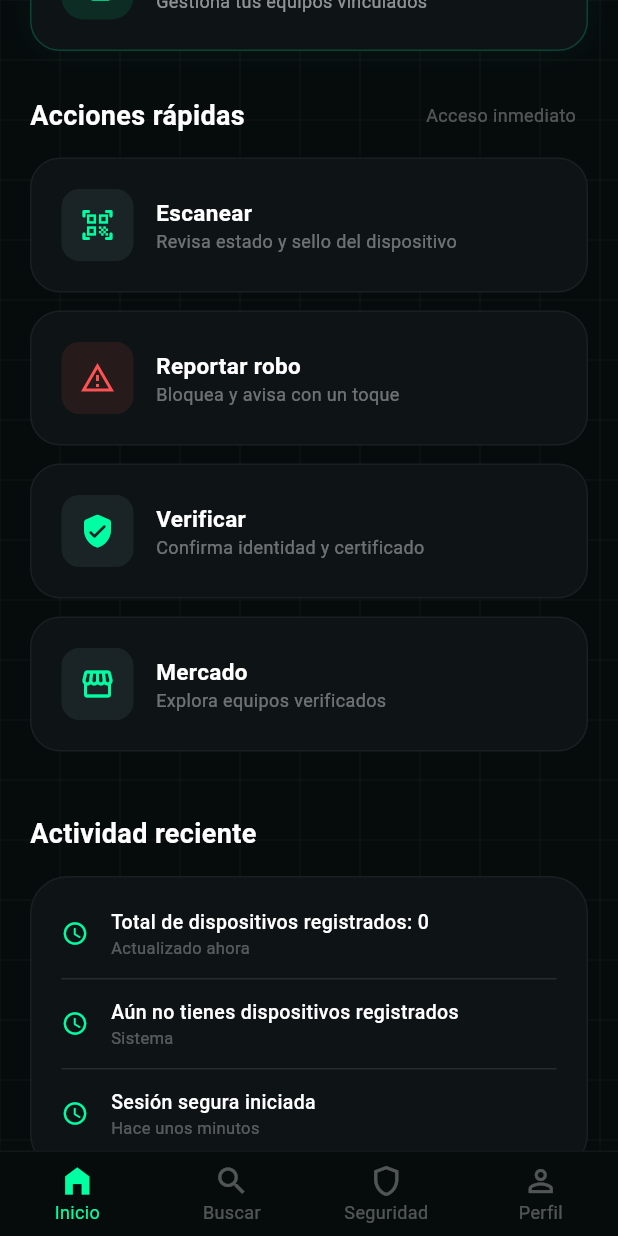
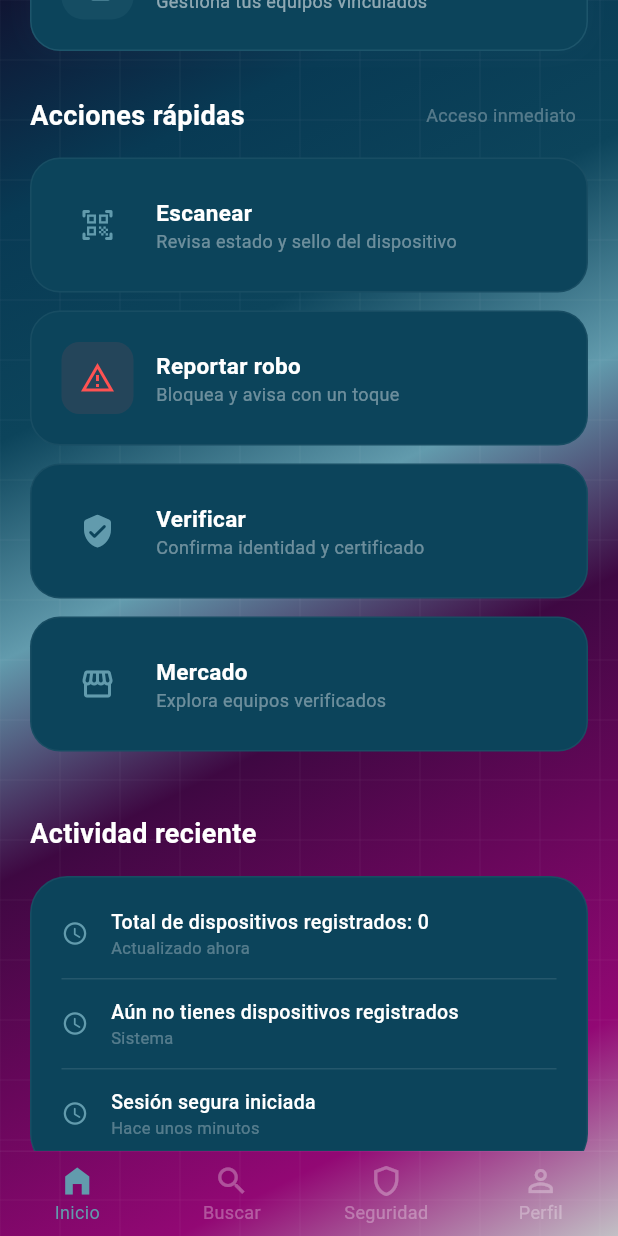
Before and after one commit to maddieflores/MobileLock_Flutter, a Flutter app: the DashboardPage screen opened by its route, scrolled down 576 dp, on a phone screen of 412 x 824 dp. Run offline on Flutter 3.47's test engine with Material 3 defaults, Android fonts, the phone set to English and light mode, and no system bars; our stand-ins replace dio, flutter_secure_storage, image_picker; missing offline and left inert: mobile_scanner; accounts and stored records are empty.

Commit message:
implemntado CU6, 10 Y 12

```diff
--- a/lib/src/pages/Dashboard/dashboard_page.dart
+++ b/lib/src/pages/Dashboard/dashboard_page.dart
@@ -1,6 +1,7 @@
 import 'package:flutter/material.dart';
 import '../../../services/api_service.dart';
 import '../Profile/profile_page.dart';
+import '../../../main.dart';
 
 class DashboardPage extends StatefulWidget {
   const DashboardPage({super.key});
@@ -44,7 +45,7 @@ class _DashboardPageState extends State<DashboardPage> {
   @override
   Widget build(BuildContext context) {
     return Scaffold(
-      backgroundColor: const Color(0xFF060B0C),
+      backgroundColor: Theme.of(context).scaffoldBackgroundColor,
       body: Stack(
         children: [
           Positioned.fill(child: CustomPaint(painter: GridPainter())),
@@ -84,19 +85,19 @@ class _DashboardPageState extends State<DashboardPage> {
                                     Text(
                                       'Bienvenido de nuevo',
                                       style: TextStyle(
-                                        color: Colors.white.withValues(alpha: 0.5),
+                                        color: Theme.of(context).colorScheme.onSurface.withValues(alpha: 0.5),
                                         fontSize: 13,
                                       ),
                                     ),
-                                    const Text(
+                                    Text(
                                       'Mi Panel',
                                       style: TextStyle(
-                                        color: Colors.white,
+                                        color: Theme.of(context).colorScheme.onSurface,
                                         fontSize: 26,
                                         fontWeight: FontWeight.bold,
                                         shadows: [
                                           Shadow(
-                                            color: Color(0xFF00FFA3),
+                                            color: Theme.of(context).colorScheme.primary,
                                             blurRadius: 10,
                                           ),
                                         ],
@@ -104,7 +105,35 @@ class _DashboardPageState extends State<DashboardPage> {
                                     ),
                                   ],
                                 ),
-                                _buildNotificationIcon(),
+                                Row(
+                                  children: [
+                                    ValueListenableBuilder<ThemeMode>(
+                                      valueListenable: themeNotifier,
+                                      builder: (context, currentMode, _) {
+                                        final isDark = currentMode == ThemeMode.dark;
+                                        return GestureDetector(
+                                          onTap: () {
+                                            themeNotifier.value = isDark ? ThemeMode.light : ThemeMode.dark;
+                                          },
+                                          child: Container(
+                                            padding: const EdgeInsets.all(12),
+                                            decoration: BoxDecoration(
+                                              color: Theme.of(context).colorScheme.surface,
+                                              borderRadius: BorderRadius.circular(15),
+                                              border: Border.all(color: Theme.of(context).colorScheme.onSurface.withValues(alpha: 0.05)),
+                                            ),
+                                            child: Icon(
+                                              isDark ? Icons.light_mode : Icons.dark_mode,
+                                              color: Theme.of(context).colorScheme.primary,
+                                            ),
+                                          ),
+                                        );
+                                      },
+                                    ),
+                                    const SizedBox(width: 8),
+                                    _buildNotificationIcon(),
+                                  ],
+                                ),
                               ],
                             ),
                           ),
@@ -112,10 +141,10 @@ class _DashboardPageState extends State<DashboardPage> {
                           const SizedBox(height: 20),
 
                           if (_isLoading)
-                            const Padding(
+                            Padding(
                               padding: EdgeInsets.all(40.0),
                               child: Center(
-                                child: CircularProgressIndicator(color: Color(0xFF00FFA3)),
+                                child: CircularProgressIndicator(color: Theme.of(context).colorScheme.primary),
                               ),
                             )
                           else if (_myDevices.isEmpty)
@@ -170,9 +199,9 @@ class _DashboardPageState extends State<DashboardPage> {
 
                           Container(
                             width: double.infinity,
-                            padding: const EdgeInsets.all(20),
+                            padding: EdgeInsets.all(20),
                             decoration: BoxDecoration(
-                              color: const Color(0xFF0E1415),
+                              color: Theme.of(context).colorScheme.surface,
                               borderRadius: BorderRadius.circular(25),
                               border: Border.all(
                                 color: Colors.white.withValues(alpha: 0.05),
@@ -243,16 +272,12 @@ class _DashboardPageState extends State<DashboardPage> {
           margin: const EdgeInsets.only(bottom: 15),
           padding: const EdgeInsets.all(20),
           decoration: BoxDecoration(
-            gradient: const LinearGradient(
-              colors: [Color(0xFF131D1F), Color(0xFF0E1415)],
-              begin: Alignment.topLeft,
-              end: Alignment.bottomRight,
-            ),
+            color: Theme.of(context).colorScheme.surface,
             borderRadius: BorderRadius.circular(20),
-            border: Border.all(color: const Color(0xFF00FFA3).withValues(alpha: 0.3)),
+            border: Border.all(color: Theme.of(context).colorScheme.primary.withValues(alpha: 0.3)),
             boxShadow: [
               BoxShadow(
-                color: const Color(0xFF00FFA3).withValues(alpha: 0.05),
+                color: Theme.of(context).colorScheme.primary.withValues(alpha: 0.05),
                 blurRadius: 15,
                 offset: const Offset(0, 5),
               ),
@@ -264,12 +289,12 @@ class _DashboardPageState extends State<DashboardPage> {
               Row(
                 children: [
                   Container(
-                    padding: const EdgeInsets.all(12),
+                    padding: EdgeInsets.all(12),
                     decoration: BoxDecoration(
-                      color: const Color(0xFF00FFA3).withValues(alpha: 0.1),
+                      color: Theme.of(context).colorScheme.primary.withValues(alpha: 0.1),
                       borderRadius: BorderRadius.circular(12),
                     ),
-                    child: const Icon(Icons.smartphone_rounded, color: Color(0xFF00FFA3)),
+                    child: Icon(Icons.smartphone_rounded, color: Theme.of(context).colorScheme.primary),
                   ),
                   const SizedBox(width: 15),
                   Expanded(
@@ -297,18 +322,18 @@ class _DashboardPageState extends State<DashboardPage> {
                   Container(
                     padding: const EdgeInsets.symmetric(horizontal: 10, vertical: 5),
                     decoration: BoxDecoration(
-                      color: const Color(0xFF00FFA3).withValues(alpha: 0.1),
+                      color: Theme.of(context).colorScheme.primary.withValues(alpha: 0.1),
                       borderRadius: BorderRadius.circular(20),
-                      border: Border.all(color: const Color(0xFF00FFA3).withValues(alpha: 0.5)),
+                      border: Border.all(color: Theme.of(context).colorScheme.primary.withValues(alpha: 0.5)),
                     ),
-                    child: const Row(
+                    child: Row(
                       children: [
-                        Icon(Icons.shield_rounded, color: Color(0xFF00FFA3), size: 12),
-                        SizedBox(width: 4),
+                        Icon(Icons.shield_rounded, color: Theme.of(context).colorScheme.primary, size: 12),
+                        const SizedBox(width: 4),
                         Text(
                           'Seguro',
                           style: TextStyle(
-                            color: Color(0xFF00FFA3),
+                            color: Theme.of(context).colorScheme.primary,
                             fontSize: 10,
                             fontWeight: FontWeight.bold,
                           ),
@@ -352,12 +377,12 @@ class _DashboardPageState extends State<DashboardPage> {
               const SizedBox(height: 15),
 
               Container(
-                padding: const EdgeInsets.symmetric(horizontal: 15, vertical: 15),
+                padding: EdgeInsets.symmetric(horizontal: 15, vertical: 15),
                 decoration: BoxDecoration(
-                  color: const Color(0xFF1A1F21),
+                  color: Theme.of(context).colorScheme.surface,
                   borderRadius: BorderRadius.circular(12),
                 ),
-                child: const Row(
+                child: Row(
                   mainAxisAlignment: MainAxisAlignment.spaceBetween,
                   children: [
                     Text(
@@ -370,7 +395,7 @@ class _DashboardPageState extends State<DashboardPage> {
                     ),
                     Icon(
                       Icons.verified_user_outlined,
-                      color: Color(0xFF00FFA3),
+                      color: Theme.of(context).colorScheme.primary,
                       size: 22,
                     ),
                   ],
@@ -388,14 +413,14 @@ class _DashboardPageState extends State<DashboardPage> {
       onTap: () => Navigator.pushNamed(context, '/devices'),
       borderRadius: BorderRadius.circular(20),
       child: Container(
-        padding: const EdgeInsets.all(20),
+        padding: EdgeInsets.all(20),
         decoration: BoxDecoration(
-          color: const Color(0xFF0E1415),
+          color: Theme.of(context).colorScheme.surface,
           borderRadius: BorderRadius.circular(20),
-          border: Border.all(color: const Color(0xFF00FFA3).withValues(alpha: 0.2)),
+          border: Border.all(color: Theme.of(context).colorScheme.primary.withValues(alpha: 0.2)),
           boxShadow: [
             BoxShadow(
-              color: const Color(0xFF00FFA3).withValues(alpha: 0.05),
+              color: Theme.of(context).colorScheme.primary.withValues(alpha: 0.05),
               blurRadius: 15,
             ),
           ],
@@ -403,14 +428,14 @@ class _DashboardPageState extends State<DashboardPage> {
         child: Row(
           children: [
             Container(
-              padding: const EdgeInsets.all(12),
+              padding: EdgeInsets.all(12),
               decoration: BoxDecoration(
-                color: const Color(0xFF00FFA3).withValues(alpha: 0.1),
+                color: Theme.of(context).colorScheme.primary.withValues(alpha: 0.1),
                 borderRadius: BorderRadius.circular(15),
               ),
-              child: const Icon(
+              child: Icon(
                 Icons.phonelink_setup_rounded,
-                color: Color(0xFF00FFA3),
+                color: Theme.of(context).colorScheme.primary,
               ),
             ),
             const SizedBox(width: 15),
@@ -433,9 +458,9 @@ class _DashboardPageState extends State<DashboardPage> {
                 ],
               ),
             ),
-            const Icon(
+            Icon(
               Icons.arrow_forward_ios_rounded,
-              color: Color(0xFF00FFA3),
+              color: Theme.of(context).colorScheme.primary,
               size: 16,
             ),
           ],
@@ -446,15 +471,15 @@ class _DashboardPageState extends State<DashboardPage> {
 
   Widget _buildNotificationIcon() {
     return Container(
-      padding: const EdgeInsets.all(12),
+      padding: EdgeInsets.all(12),
       decoration: BoxDecoration(
-        color: const Color(0xFF0E1415),
+        color: Theme.of(context).colorScheme.surface,
         borderRadius: BorderRadius.circular(15),
         border: Border.all(color: Colors.white.withValues(alpha: 0.05)),
       ),
-      child: const Icon(
+      child: Icon(
         Icons.notifications_none_rounded,
-        color: Color(0xFF00FFA3),
+        color: Theme.of(context).colorScheme.primary,
       ),
     );
   }
@@ -462,9 +487,9 @@ class _DashboardPageState extends State<DashboardPage> {
   Widget _buildEmptyDeviceCard() {
     return Container(
       width: double.infinity,
-      padding: const EdgeInsets.all(30),
+      padding: EdgeInsets.all(30),
       decoration: BoxDecoration(
-        color: const Color(0xFF0E1415),
+        color: Theme.of(context).colorScheme.surface,
         borderRadius: BorderRadius.circular(30),
         border: Border.all(color: Colors.white.withValues(alpha: 0.05)),
       ),
@@ -504,7 +529,7 @@ class _DashboardPageState extends State<DashboardPage> {
           ElevatedButton(
             onPressed: () => Navigator.pushNamed(context, '/register_device'),
             style: ElevatedButton.styleFrom(
-              backgroundColor: const Color(0xFF00FFA3),
+              backgroundColor: Theme.of(context).colorScheme.primary,
               foregroundColor: Colors.black,
               padding: const EdgeInsets.symmetric(horizontal: 30, vertical: 15),
               shape: RoundedRectangleBorder(
@@ -543,13 +568,13 @@ class _DashboardPageState extends State<DashboardPage> {
               child: Row(
                 children: [
                   if (title == 'Gestión de Equipos')
-                    const Icon(Icons.add_circle_outline, color: Color(0xFF00FFA3), size: 14),
+                    Icon(Icons.add_circle_outline, color: Theme.of(context).colorScheme.primary, size: 14),
                   if (title == 'Gestión de Equipos')
                     const SizedBox(width: 4),
                   Text(
                     actionText,
                     style: TextStyle(
-                      color: title == 'Gestión de Equipos' ? const Color(0xFF00FFA3) : Colors.white.withValues(alpha: 0.3),
+                      color: title == 'Gestión de Equipos' ? Theme.of(context).colorScheme.primary : Colors.white.withValues(alpha: 0.3),
                       fontSize: 12,
                       fontWeight: title == 'Gestión de Equipos' ? FontWeight.bold : FontWeight.normal,
                     ),
@@ -575,9 +600,9 @@ class _DashboardPageState extends State<DashboardPage> {
         onTap: onTap,
         borderRadius: BorderRadius.circular(20),
         child: Container(
-          padding: const EdgeInsets.all(20),
+          padding: EdgeInsets.all(20),
           decoration: BoxDecoration(
-            color: const Color(0xFF0E1415),
+            color: Theme.of(context).colorScheme.surface,
             borderRadius: BorderRadius.circular(20),
             border: Border.all(color: Colors.white.withValues(alpha: 0.05)),
           ),
@@ -588,12 +613,12 @@ class _DashboardPageState extends State<DashboardPage> {
                 decoration: BoxDecoration(
                   color: isWarning
                       ? Colors.redAccent.withValues(alpha: 0.1)
-                      : const Color(0xFF1A2426),
+                      : Theme.of(context).colorScheme.surface,
                   borderRadius: BorderRadius.circular(12),
                 ),
                 child: Icon(
                   icon,
-                  color: isWarning ? Colors.redAccent : const Color(0xFF00FFA3),
+                  color: isWarning ? Colors.redAccent : Theme.of(context).colorScheme.primary,
                 ),
               ),
               const SizedBox(width: 15),
@@ -629,9 +654,9 @@ class _DashboardPageState extends State<DashboardPage> {
   Widget _buildActivityItem(String title, String subtitle) {
     return Row(
       children: [
-        const Icon(
+        Icon(
           Icons.access_time_rounded,
-          color: Color(0xFF00FFA3),
+          color: Theme.of(context).colorScheme.primary,
           size: 18,
         ),
         const SizedBox(width: 15),
@@ -663,7 +688,7 @@ class _DashboardPageState extends State<DashboardPage> {
 
   Widget _buildBottomNav() {
     return Container(
-      color: const Color(0xFF060B0C),
+      color: Theme.of(context).scaffoldBackgroundColor,
       child: Center(
         child: ConstrainedBox(
           constraints: const BoxConstraints(maxWidth: 420),
@@ -678,7 +703,7 @@ class _DashboardPageState extends State<DashboardPage> {
               elevation: 0,
               type: BottomNavigationBarType.fixed,
               currentIndex: _selectedIndex,
-              selectedItemColor: const Color(0xFF00FFA3),
+              selectedItemColor: Theme.of(context).colorScheme.primary,
               unselectedItemColor: Colors.white30,
               selectedFontSize: 12,
               unselectedFontSize: 12,
--- a/lib/src/pages/Device/scanner_page.dart
+++ b/lib/src/pages/Device/scanner_page.dart
@@ -47,7 +47,7 @@ class _ScannerPageState extends State<ScannerPage> {
               width: 250,
               height: 250,
               decoration: BoxDecoration(
-                border: Border.all(color: const Color(0xFF00FFA3), width: 3),
+                border: Border.all(color: Theme.of(context).colorScheme.primary, width: 3),
                 borderRadius: BorderRadius.circular(20),
               ),
             ),
```
Also changed, not shown: lib/main.dart (+54 -10 lines), lib/src/pages/Device/devices_page.dart (+14 -14 lines), lib/src/pages/Device/register_device_page.dart (+6 -6 lines), lib/src/pages/Device/scan_history_page.dart (+10 -10 lines), lib/src/pages/Device/transfer_device_page.dart (+4 -4 lines), lib/src/pages/Device/verify_device_page.dart (+18 -18 lines), lib/src/pages/Login/login_page.dart (+9 -9 lines), lib/src/pages/Profile/change_password_page.dart (+11 -11 lines), lib/src/pages/Profile/edit_profile_page.dart (+14 -14 lines), lib/src/pages/Profile/profile_page.dart (+19 -19 lines), lib/src/pages/Register/register_page.dart (+17 -17 lines), lib/src/pages/Welcome/welcome_page.dart (+16 -16 lines), 2 other files.
